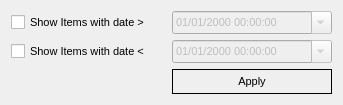
Before: the Qt Designer form changeddatefilter.ui in pjrinaldi/wombatforensics, drawn with Qt 5.
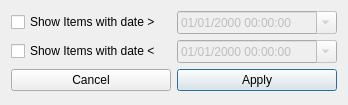
After: the same form once the commit is applied.

Commit message: modified filters to a qdialog instead of a qwidget so that it is easier to display with border issues

Diff of the .ui file:
```diff
--- a/changeddatefilter.ui
+++ b/changeddatefilter.ui
@@ -1,7 +1,7 @@
 <?xml version="1.0" encoding="UTF-8"?>
 <ui version="4.0">
  <class>ChangedDateFilter</class>
- <widget class="QWidget" name="ChangedDateFilter">
+ <widget class="QDialog" name="ChangedDateFilter">
   <property name="windowModality">
    <enum>Qt::ApplicationModal</enum>
   </property>
@@ -9,25 +9,14 @@
    <rect>
     <x>0</x>
     <y>0</y>
-    <width>343</width>
+    <width>348</width>
     <height>105</height>
    </rect>
   </property>
-  <property name="font">
-   <font>
-    <pointsize>8</pointsize>
-   </font>
-  </property>
   <property name="windowTitle">
-   <string>Filter</string>
-  </property>
-  <property name="autoFillBackground">
-   <bool>true</bool>
+   <string>Changed Date Filter</string>
   </property>
   <layout class="QGridLayout" name="gridLayout">
-   <property name="horizontalSpacing">
-    <number>0</number>
-   </property>
    <item row="0" column="0">
     <widget class="QCheckBox" name="morecheckBox">
      <property name="text">
@@ -35,22 +24,6 @@
      </property>
     </widget>
    </item>
-   <item row="2" column="1">
-    <widget class="QDateTimeEdit" name="lessdateTimeEdit">
-     <property name="enabled">
-      <bool>false</bool>
-     </property>
-     <property name="displayFormat">
-      <string>MM/dd/yyyy HH:mm:ss</string>
-     </property>
-     <property name="calendarPopup">
-      <bool>true</bool>
-     </property>
-     <property name="timeSpec">
-      <enum>Qt::UTC</enum>
-     </property>
-    </widget>
-   </item>
    <item row="0" column="1">
     <widget class="QDateTimeEdit" name="moredateTimeEdit">
      <property name="enabled">
@@ -67,17 +40,33 @@
      </property>
     </widget>
    </item>
-   <item row="2" column="0">
+   <item row="1" column="0">
     <widget class="QCheckBox" name="lesscheckBox">
      <property name="text">
       <string>Show Items with date &lt;</string>
      </property>
     </widget>
    </item>
-   <item row="3" column="1">
+   <item row="1" column="1">
+    <widget class="QDateTimeEdit" name="lessdateTimeEdit">
+     <property name="enabled">
+      <bool>false</bool>
+     </property>
+     <property name="displayFormat">
+      <string>MM/dd/yyyy HH:mm:ss</string>
+     </property>
+     <property name="calendarPopup">
+      <bool>true</bool>
+     </property>
+     <property name="timeSpec">
+      <enum>Qt::UTC</enum>
+     </property>
+    </widget>
+   </item>
+   <item row="2" column="1">
     <widget class="QPushButton" name="pushButton">
      <property name="styleSheet">
-      <string notr="true">border: 1px solid black; padding: 5px 10px 5px 10px;</string>
+      <string notr="true"/>
      </property>
      <property name="text">
       <string>Apply</string>
@@ -86,7 +75,14 @@
       <bool>true</bool>
      </property>
      <property name="flat">
-      <bool>true</bool>
+      <bool>false</bool>
+     </property>
+    </widget>
+   </item>
+   <item row="2" column="0">
+    <widget class="QPushButton" name="pushButton_2">
+     <property name="text">
+      <string>Cancel</string>
      </property>
     </widget>
    </item>
```
Left out of the diff: 35 changed lines with no effect on the pictures. The commit also changes 28 other files.
